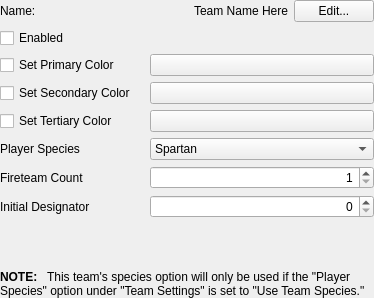
Old version of the form native/src/ReachVariantTool/ui/main_window/page_multiplayer_settings_team_specific.ui in the repository DavidJCobb/ReachVariantEditor.
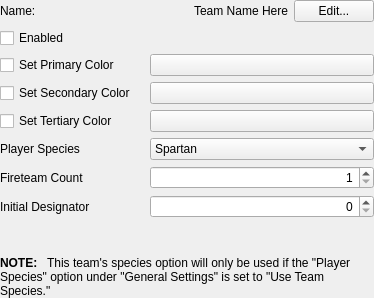
New version of the form.

```diff
--- a/native/src/ReachVariantTool/ui/main_window/page_multiplayer_settings_team_specific.ui
+++ b/native/src/ReachVariantTool/ui/main_window/page_multiplayer_settings_team_specific.ui
@@ -220,7 +220,7 @@
    <item row="9" column="0" colspan="4">
     <widget class="QLabel" name="label_74">
      <property name="text">
-      <string>&lt;b&gt;NOTE:&lt;/b&gt; &amp;nbsp; This team's species option will only be used if the &quot;Player Species&quot; option under &quot;Team Settings&quot; is set to &quot;Use Team Species.&quot;</string>
+      <string>&lt;html&gt;&lt;head/&gt;&lt;body&gt;&lt;p&gt;&lt;span style=&quot; font-weight:600;&quot;&gt;NOTE:&lt;/span&gt;   This team's species option will only be used if the &amp;quot;Player Species&amp;quot; option under &amp;quot;General Settings&amp;quot; is set to &amp;quot;Use Team Species.&amp;quot;&lt;/p&gt;&lt;/body&gt;&lt;/html&gt;</string>
      </property>
      <property name="wordWrap">
       <bool>true</bool>
```
